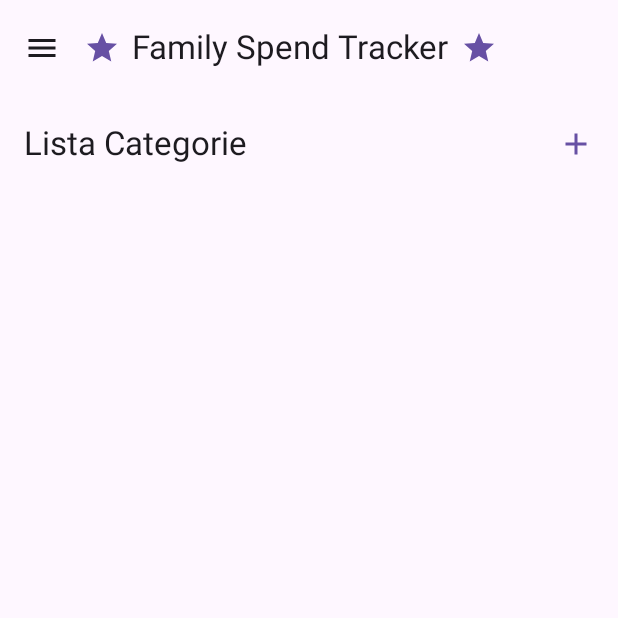
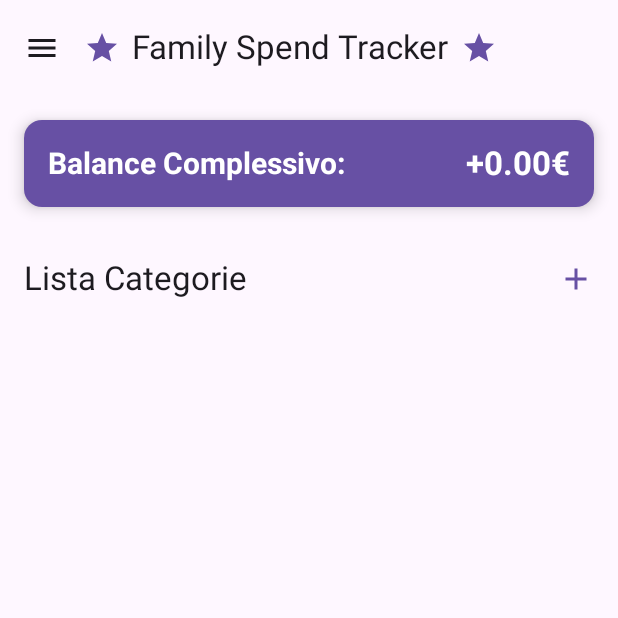
Before and after one commit to GiancarloRonci/FamilySpendTracker, an Android app built with Jetpack Compose: the CategoryListScreen screen opened through its navigation route, on a phone screen of 412 x 824 dp, the top half of it. Run offline under Robolectric (Android 15) with nearby library versions, the phone set to English and light mode, and no system bars; our stand-ins replace Room's generated code, livedata-compose.

Commit message:
2025-05-16.2

```diff
--- a/app/src/main/java/com/example/familyspendtracker/screens/CategoryListScreen.kt
+++ b/app/src/main/java/com/example/familyspendtracker/screens/CategoryListScreen.kt
@@ -1,5 +1,6 @@
 package com.example.familyspendtracker.screens
 
+import androidx.compose.foundation.background
 import androidx.compose.foundation.layout.*
 import androidx.compose.foundation.lazy.LazyColumn
 import androidx.compose.foundation.lazy.items
@@ -13,19 +14,68 @@ import androidx.compose.runtime.*
 import androidx.compose.runtime.livedata.observeAsState
 import androidx.compose.ui.Alignment
 import androidx.compose.ui.Modifier
+import androidx.compose.ui.graphics.Color
+import androidx.compose.ui.text.font.FontWeight
+import androidx.compose.ui.text.style.TextAlign
 import androidx.compose.ui.unit.dp
+import androidx.compose.ui.unit.sp
 import androidx.navigation.NavController
 import com.example.familyspendtracker.viewmodel.ExpenseViewModel
 import java.text.NumberFormat
 import java.util.*
 
-
 @OptIn(ExperimentalMaterial3Api::class)
 @Composable
 fun CategoryListScreen(viewModel: ExpenseViewModel, navController: NavController) {
     val categories by viewModel.categories.observeAsState(emptyList())
+    val wallets by viewModel.wallets.observeAsState(emptyList())
     val currencyFormatter = remember { NumberFormat.getCurrencyInstance(Locale.getDefault()) }
 
+    val totalWalletBalance = wallets.sumOf { it.currentBalance }
+    val totalCategoryBalance = categories.sumOf { it.currentBalance }
+    val balanceComplessivo = totalWalletBalance - totalCategoryBalance
+
+    val formattedBalance = "%.2f".format(kotlin.math.abs(balanceComplessivo))
+    val sign = if (balanceComplessivo >= 0) "+" else "-"
+    val balanceText = "$sign$formattedBalance€"
+
+    Column(modifier = Modifier.fillMaxSize()) {
+
+        // 🔢 Balance sopra la barra del titolo
+        Card(
+            modifier = Modifier
+                .fillMaxWidth()
+                .padding(16.dp),
+            elevation = CardDefaults.cardElevation(6.dp),
+            shape = RoundedCornerShape(12.dp),
+            colors = CardDefaults.cardColors(containerColor = MaterialTheme.colorScheme.primary)
+        ) {
+            Row(
+                modifier = Modifier
+                    .fillMaxWidth()
+                    .padding(16.dp)
+                    .background(MaterialTheme.colorScheme.primary),
+                horizontalArrangement = Arrangement.SpaceBetween,
+                verticalAlignment = Alignment.CenterVertically
+            ) {
+                Text(
+                    text = "Balance Complessivo:",
+                    fontSize = 20.sp,
+                    fontWeight = FontWeight.Bold,
+                    color = Color.White,
+                    textAlign = TextAlign.Start
+                )
+                Text(
+                    text = balanceText,
+                    fontSize = 22.sp,
+                    fontWeight = FontWeight.Bold,
+                    color = Color.White,
+                    textAlign = TextAlign.End
+                )
+            }
+        }
+
+        // 🔼 Scaffold con TopAppBar e contenuto
         Scaffold(
             topBar = {
                 TopAppBar(
@@ -42,15 +92,14 @@ fun CategoryListScreen(viewModel: ExpenseViewModel, navController: NavController
                         }
                     }
                 )
-
             }
         ) { paddingValues ->
             LazyColumn(
                 modifier = Modifier
                     .fillMaxSize()
-                .padding(paddingValues)
-                .padding(16.dp),
-            verticalArrangement = Arrangement.spacedBy(8.dp)
+                    .padding(horizontal = 16.dp)
+                    .padding(top = paddingValues.calculateTopPadding()),
+                verticalArrangement = Arrangement.spacedBy(4.dp)
             ) {
                 items(categories) { category ->
                     Card(
@@ -60,7 +109,6 @@ fun CategoryListScreen(viewModel: ExpenseViewModel, navController: NavController
                         elevation = CardDefaults.cardElevation(4.dp),
                         shape = RoundedCornerShape(12.dp)
                     ) {
-                    // 🔥 Riga compatta con le icone di modifica e cancellazione
                         Row(
                             modifier = Modifier
                                 .fillMaxWidth()
@@ -68,15 +116,13 @@ fun CategoryListScreen(viewModel: ExpenseViewModel, navController: NavController
                             horizontalArrangement = Arrangement.SpaceBetween,
                             verticalAlignment = Alignment.CenterVertically
                         ) {
-                        // Informazioni Categoria
                             Column {
                                 Text("Nome: ${category.name}")
                                 Text("Budget Iniziale: ${currencyFormatter.format(category.initialBudget)}")
                                 Text("Saldo Attuale: ${currencyFormatter.format(category.currentBalance)}")
-                            Text("Data inizio: ${java.text.SimpleDateFormat("dd/MM/yyyy").format(java.util.Date(category.budgetStartDate))}")
+                                Text("Data inizio: ${java.text.SimpleDateFormat("dd/MM/yyyy").format(Date(category.budgetStartDate))}")
                             }
 
-                        // Icone di azione
                             Row {
                                 IconButton(onClick = {
                                     navController.navigate("edit_category/${category.id}")
@@ -104,3 +150,4 @@ fun CategoryListScreen(viewModel: ExpenseViewModel, navController: NavController
             }
         }
     }
+}
```
Lines whose indentation alone changed are shown as unchanged.
